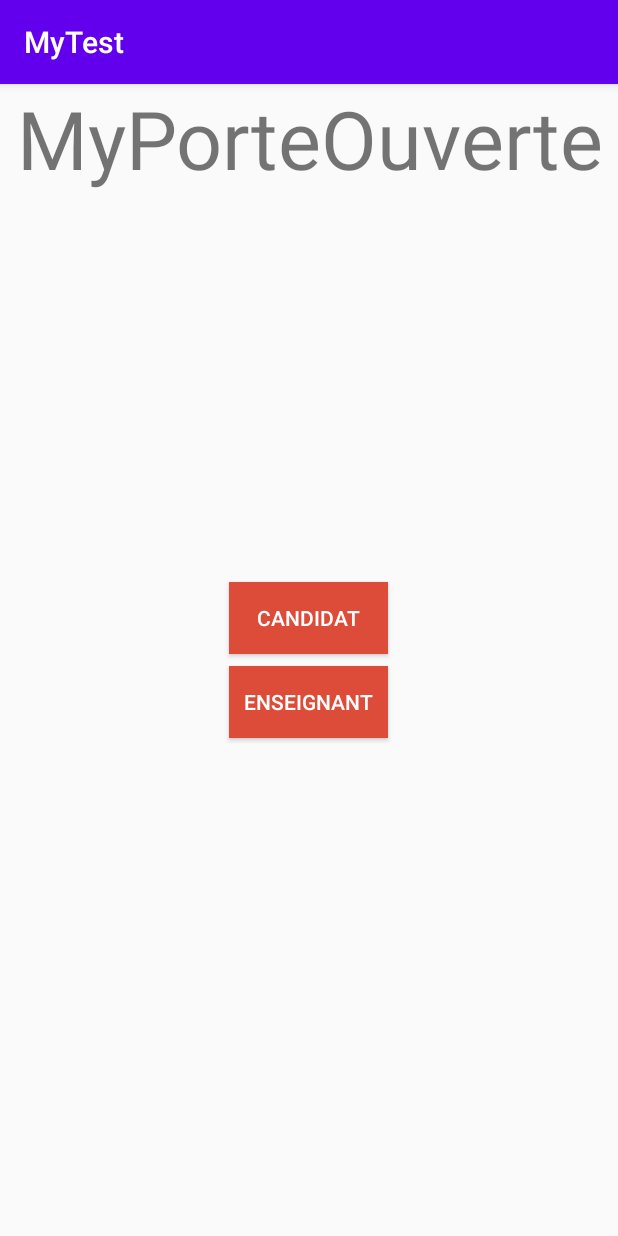
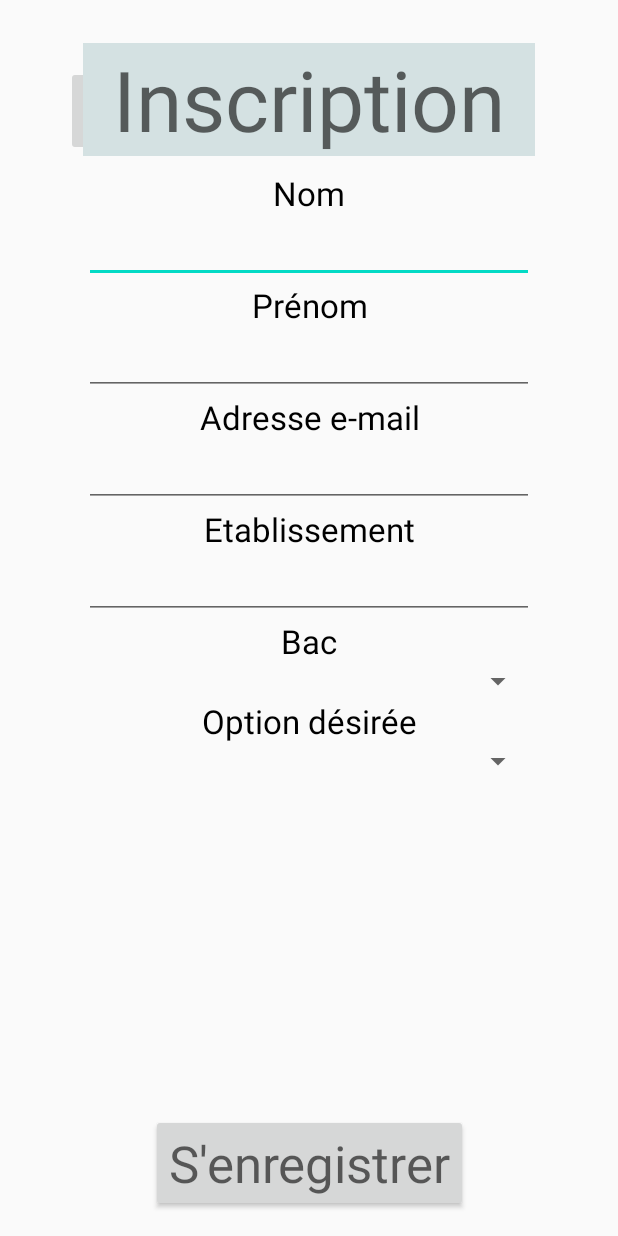
Before and after one commit to BrebionT/MyPorteOuverte, an Android app: the Inscription screen opened directly, with no data from a screen before it, on a phone screen of 412 x 824 dp. Run offline under Robolectric (Android 15) with nearby library versions, the phone set to English and light mode, and no system bars.

Commit message:
Ajout liaison BDD + interface inscription

```diff
--- a/app/build.gradle
+++ b/app/build.gradle
@@ -20,6 +20,7 @@ android {
             proguardFiles getDefaultProguardFile('proguard-android-optimize.txt'), 'proguard-rules.pro'
         }
     }
+    useLibrary 'org.apache.http.legacy'
 }
 
 dependencies {
--- /dev/null
+++ b/app/src/main/java/com/example/mytest/AsyncResponse.java
@@ -0,0 +1,5 @@
+package com.example.mytest;
+
+public interface AsyncResponse{
+    void processFinish(String output);
+}
--- a/app/src/main/res/layout/activity_inscription.xml
+++ b/app/src/main/res/layout/activity_inscription.xml
@@ -6,56 +6,160 @@
     android:layout_height="match_parent"
     tools:context=".Inscription">
 
+    <ImageButton
+        android:id="@+id/bouton_retour"
+        android:layout_width="60dp"
+        android:layout_height="60dp"
+        android:layout_marginStart="44dp"
+        android:layout_marginTop="44dp"
+        android:layout_weight="1"
+        android:onClick="ChangeActivityAccueil"
+        app:layout_constraintStart_toStartOf="parent"
+        app:layout_constraintTop_toTopOf="parent"
+        app:srcCompat="@android:drawable/ic_delete"
+        tools:srcCompat="@android:drawable/ic_lock_lock" />
 
-    <RelativeLayout
+    <TextView
+        android:id="@+id/titre_1"
+        android:layout_width="301dp"
+        android:layout_height="75dp"
+        android:layout_weight="10"
+        android:background="#D4E1E2"
+        android:text="Inscription"
+        android:textAlignment="center"
+        android:textAppearance="@style/TextAppearance.AppCompat.Display3"
+        app:layout_constraintBottom_toBottomOf="@+id/bouton_retour"
+        app:layout_constraintEnd_toEndOf="parent"
+        app:layout_constraintStart_toStartOf="parent" />
+
+    <LinearLayout
         android:layout_width="match_parent"
-        android:layout_height="match_parent"
-        app:layout_constraintEnd_toEndOf="parent"
-        app:layout_constraintStart_toStartOf="parent"
-        app:layout_constraintTop_toTopOf="parent">
+        android:layout_height="wrap_content"
+        android:layout_marginTop="10dp"
+        android:orientation="vertical"
 
-        <LinearLayout
-            android:layout_width="wrap_content"
-            android:layout_height="wrap_content"
-            android:layout_centerInParent="true"
-            android:orientation="vertical"
-            android:padding="10dp"
-
-            >
-
-            <Button
-                android:id="@+id/btnGplus"
-                android:layout_width="match_parent"
-                android:layout_height="wrap_content"
-                android:layout_margin="4dp"
-                android:background="#DD4B39"
-                android:padding="10dp"
-                android:text="candidat"
-                android:textColor="#FFFFFF" />
-
-            <Button
-                android:id="@+id/btnTwitter"
-                android:layout_width="match_parent"
-                android:layout_height="wrap_content"
-                android:layout_margin="4dp"
-                android:background="#DD4B39"
-                android:padding="10dp"
-                android:text="Enseignant"
-                android:textColor="#FFFFFF" />
-        </LinearLayout>
+        app:layout_constraintTop_toBottomOf="@+id/titre_1">
 
         <TextView
-            android:id="@+id/textView7"
-            android:layout_width="match_parent"
-            android:layout_height="72dp"
-            android:autoSizeMaxTextSize="100sp"
-            android:autoSizeMinTextSize="12sp"
+            android:id="@+id/text_nom"
+            android:layout_width="300dp"
+            android:layout_height="wrap_content"
+            android:layout_gravity="center"
+            android:gravity="center"
+            android:text="Nom"
+            android:textAppearance="@style/TextAppearance.AppCompat.Large"
+            android:textColor="#000000" />
 
-            android:autoSizeStepGranularity="2sp"
-            android:autoSizeTextType="uniform"
+        <EditText
+            android:id="@+id/champ_nom"
+            android:layout_width="300dp"
+            android:layout_height="wrap_content"
+            android:ems="10"
+            android:layout_gravity="center"
+            android:inputType="textPersonName" />
+
+        <TextView
+            android:id="@+id/text_prenom"
+            android:layout_width="300dp"
+            android:layout_height="wrap_content"
+            android:text="Prénom"
+            android:layout_gravity="center"
             android:gravity="center"
-            android:text="MyPorteOuverte" />
+            android:textAppearance="@style/TextAppearance.AppCompat.Large"
+            android:textColor="#000000" />
 
+        <EditText
+            android:id="@+id/champ_prenom"
+            android:layout_width="300dp"
+            android:layout_height="wrap_content"
+            android:ems="10"
+            android:layout_gravity="center"
+            android:inputType="textPersonName" />
 
-    </RelativeLayout>
+        <TextView
+            android:id="@+id/text_email"
+            android:layout_width="300dp"
+            android:layout_height="wrap_content"
+            android:layout_marginTop="0dp"
+            android:text="Adresse e-mail"
+            android:textAppearance="@style/TextAppearance.AppCompat.Large"
+            android:layout_gravity="center"
+            android:gravity="center"
+            android:textColor="#000000" />
+
+        <EditText
+            android:id="@+id/champ_email"
+            android:layout_width="300dp"
+            android:layout_height="wrap_content"
+            android:ems="10"
+            android:layout_gravity="center"
+            android:inputType="textEmailAddress" />
+
+        <TextView
+            android:id="@+id/text_etab"
+            android:layout_width="300dp"
+            android:layout_height="wrap_content"
+            android:layout_marginTop="0dp"
+            android:text="Etablissement"
+            android:textAppearance="@style/TextAppearance.AppCompat.Large"
+            android:layout_gravity="center"
+            android:gravity="center"
+            android:textColor="#000000" />
+
+        <EditText
+            android:id="@+id/champ_etab"
+            android:layout_width="300dp"
+            android:layout_height="wrap_content"
+            android:ems="10"
+            android:layout_gravity="center"
+            android:inputType="textPersonName" />
+
+        <TextView
+            android:id="@+id/text_bac"
+            android:layout_width="300dp"
+            android:layout_height="wrap_content"
+            android:layout_marginTop="0dp"
+            android:text="Bac"
+            android:textAppearance="@style/TextAppearance.AppCompat.Large"
+            android:layout_gravity="center"
+            android:gravity="center"
+            android:textColor="#000000" />
+
+        <Spinner
+            android:id="@+id/liste_bac"
+            android:layout_width="300dp"
+            android:layout_height="wrap_content"
+            android:layout_gravity="center"/>
+
+        <TextView
+            android:id="@+id/text_option"
+            android:layout_width="300dp"
+            android:layout_height="wrap_content"
+            android:layout_marginTop="0dp"
+            android:text="Option désirée"
+            android:textAppearance="@style/TextAppearance.AppCompat.Large"
+            android:layout_gravity="center"
+            android:gravity="center"
+            android:textColor="#000000" />
+
+        <Spinner
+            android:id="@+id/liste_option"
+            android:layout_width="300dp"
+            android:layout_height="wrap_content"
+            android:layout_gravity="center"/>
+    </LinearLayout>
+
+    <Button
+        android:id="@+id/bouton_enreg"
+        style="@style/Widget.AppCompat.Button"
+        android:layout_width="wrap_content"
+        android:layout_height="wrap_content"
+        android:layout_marginTop="0dp"
+        android:layout_marginBottom="16dp"
+        android:text="S'enregistrer"
+        android:textAppearance="@style/TextAppearance.AppCompat.Display1"
+        app:layout_constraintBottom_toBottomOf="parent"
+        app:layout_constraintEnd_toEndOf="parent"
+        app:layout_constraintStart_toStartOf="parent"/>
+
 </androidx.constraintlayout.widget.ConstraintLayout>
--- a/app/src/main/res/values/styles.xml
+++ b/app/src/main/res/values/styles.xml
@@ -1,6 +1,6 @@
 <resources>
     <!-- Base application theme. -->
-    <style name="AppTheme" parent="Theme.AppCompat.Light.DarkActionBar">
+    <style name="AppTheme" parent="Theme.AppCompat.Light.NoActionBar">
         <!-- Customize your theme here. -->
         <item name="colorPrimary">@color/colorPrimary</item>
         <item name="colorPrimaryDark">@color/colorPrimaryDark</item>
```
Also changed, not shown: app/src/main/AndroidManifest.xml (+6 -1 lines), app/src/main/java/com/example/mytest/AccesDistant.java (added, +41 -0 lines), app/src/main/java/com/example/mytest/AccesHTTP.java (added, +68 -0 lines), app/src/main/java/com/example/mytest/Candidat.java (added, +60 -0 lines), app/src/main/java/com/example/mytest/accueil.java (added, +14 -0 lines), app/src/main/res/layout/activity_accueil.xml (added, +61 -0 lines).
